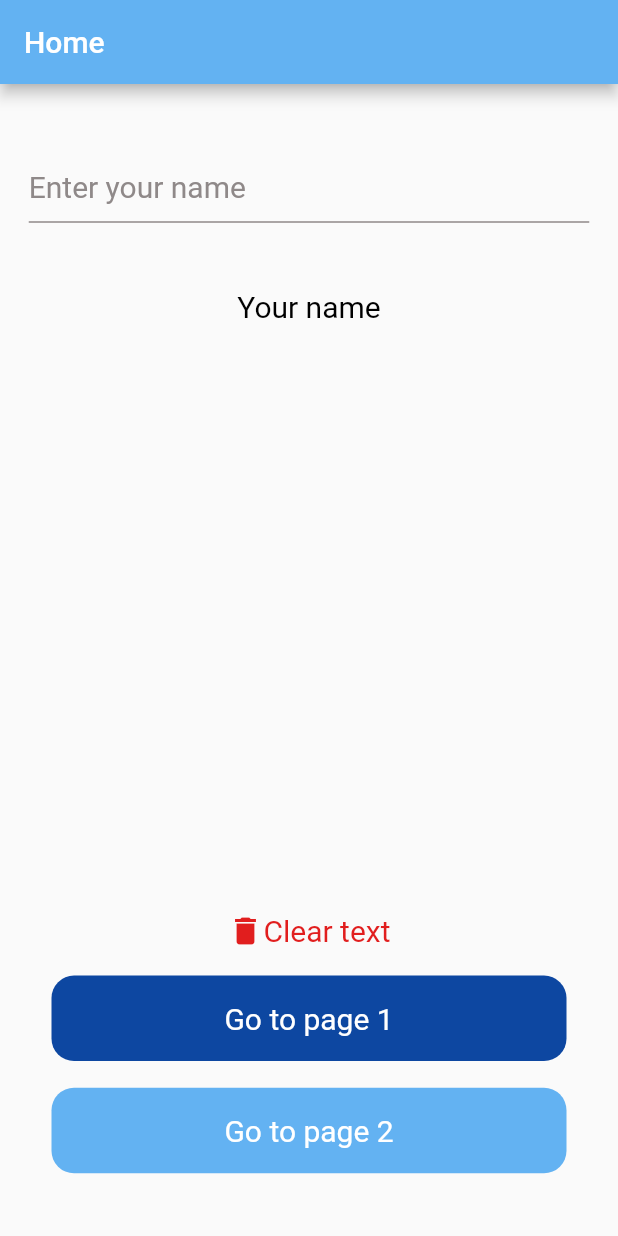
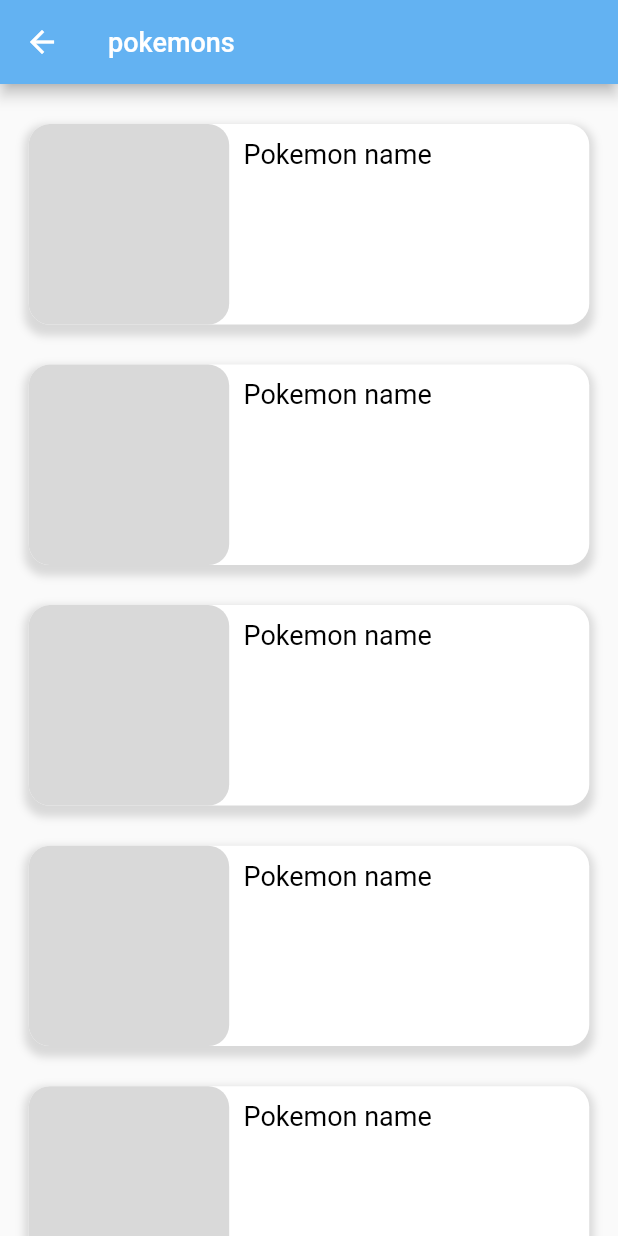
Before and after one commit to shadihas/sample_of_myWork, a Flutter app: the screen it shows after launch, after a tap on "Go to page 2", on a phone screen of 412 x 824 dp. Run offline on Flutter 3.47's test engine with Material 2 defaults, Android fonts, the phone set to English and light mode, and no system bars; our stand-ins replace connectivity_plus; Roboto replaces fonts that are missing (inter-R).

Commit message:
Designed the Pokemons screen

```diff
--- a/lib/application/home/screens/home_screen.dart
+++ b/lib/application/home/screens/home_screen.dart
@@ -59,7 +59,7 @@
               SizedBox(height: 20.h),
               CustomHomeButton(
                 onTap: () {
-                  // Handle the onTap event for the button
+                 Navigator.of(context).pushNamed(AppRouter.pokemonsScreen);
                 },
                 buttonColor: AppColors.lightBlueColor,
                 text: "Go to page 2",
--- /dev/null
+++ b/lib/application/home/screens/pokemons_screen.dart
@@ -0,0 +1,60 @@
+import 'package:flutter/material.dart';
+import 'package:flutter/src/widgets/framework.dart';
+import 'package:flutter/src/widgets/placeholder.dart';
+import 'package:tech_t/application/home/widgets/custom_app_bar.dart';
+import 'package:tech_t/core/utils/utils.dart';
+
+class PokemonsScreen extends StatelessWidget {
+  const PokemonsScreen({super.key});
+
+  @override
+  Widget build(BuildContext context) {
+    return  Scaffold(
+      appBar: customAppBar(title: "pokemons"),
+      body: ListView.builder(
+        itemCount: 10,
+        itemBuilder: (context, index) {
+        return
+
+         Container(
+          margin: EdgeInsets.only(top: 30.h, right: 20.w, left: 20.w),
+          height: 150.h,
+          decoration: BoxDecoration(
+             color: AppColors.wightColor,
+            borderRadius: BorderRadius.circular(14),
+            boxShadow: const [
+              BoxShadow(
+                offset: Offset(0, 4),
+                blurRadius: 4,
+                spreadRadius: 3,
+                color: AppColors.lightGreyTextColor
+              )
+            ]
+          ),
+          child: Row(
+            crossAxisAlignment: CrossAxisAlignment.start,
+            children: [
+              Container(
+             height: 150.h,
+             width: 150.h,
+             decoration: BoxDecoration(
+              color: AppColors.lightGreyTextColor,
+              borderRadius: BorderRadius.circular(14)
+             ),
+
+              )
+
+              ,Padding(
+                padding:  EdgeInsets.all(10.w),
+                child: Text("Pokemon name" ,style: AppFontStyle.appTextStyle(color: AppColors.blackColor),),
+              )
+
+            ],
+          ),
+        );
+
+
+      },),
+    );
+  }
+}
--- a/lib/core/utils/appFonts.dart
+++ b/lib/core/utils/appFonts.dart
@@ -4,7 +4,7 @@
 
 class AppFontSize{
      static const double miniSize = 14;
-  static const double mediumSize = 16;
+  static const double mediumSize = 18;
   static const double bigSize = 20;
   static const double appBarTitle = 20;
   static const double bigTitle = 25;
@@ -22,7 +22,7 @@
   static  TextStyle appTextStyle({required Color color}) {
      return TextStyle(
                         fontFamily: AppFontFamily.interRegular,
-                        fontSize: AppFontSize.bigSize,
+                        fontSize: AppFontSize.mediumSize,
                         color:color);
   }
 }
--- a/lib/core/utils/colors.dart
+++ b/lib/core/utils/colors.dart
@@ -7,4 +7,5 @@
   static const Color darkRedColor = Color(0xFFE11E1E);
   static const Color blackColor = Color(0xFF000000);
   static const Color greyTextColor = Color(0xFF8F8989);
+  static const Color lightGreyTextColor = Color(0xFFD9D9D9);
 }
--- a/lib/main.dart
+++ b/lib/main.dart
@@ -11,9 +11,12 @@
   @override
   Widget build(BuildContext context) {
     return MaterialApp(
-      theme: ThemeData(appBarTheme: AppBarTheme(
-
-      )),
+      builder: (context, child) {
+        return MediaQuery(
+                    data: MediaQuery.of(context).copyWith(
+                        textScaleFactor: 1.0, ),
+                    child: child!);
+      },
       debugShowCheckedModeBanner: false,
       onGenerateRoute: AppRouter.onGenerateRoute,
       initialRoute: AppRouter.splashScreen
--- a/lib/router/app_router.dart
+++ b/lib/router/app_router.dart
@@ -1,5 +1,6 @@
 import 'package:flutter/material.dart';
 import 'package:tech_t/application/home/screens/home_screen.dart';
+import 'package:tech_t/application/home/screens/pokemons_screen.dart';
 import 'package:tech_t/application/home/screens/splash_screen.dart';
 
 import '../application/home/screens/animations_screen.dart';
@@ -8,7 +9,7 @@
   static const String homeScreen = '/home';
   static const String splashScreen = 'splashScreen';
   static const String animationsScreen = 'animationsScreen';
-  static const String pokemonScreen = 'animationsScreen';
+  static const String pokemonsScreen = 'pokemonsScreen';
 
   const AppRouter._();
 
@@ -26,10 +27,10 @@
        return MaterialPageRoute(builder: (context) =>  AnimationsScreen(
 
        ),);
-    //  case pokemonScreen:
-    //    return MaterialPageRoute(builder: (context) => const SplashScreen(
+     case pokemonsScreen:
+       return MaterialPageRoute(builder: (context) => const PokemonsScreen(
 
-    //    ),);
+       ),);
 
      default:
    }
```
